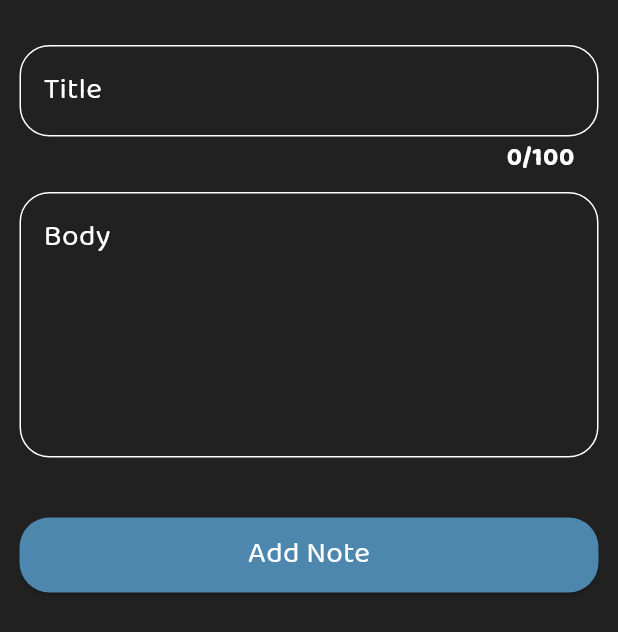
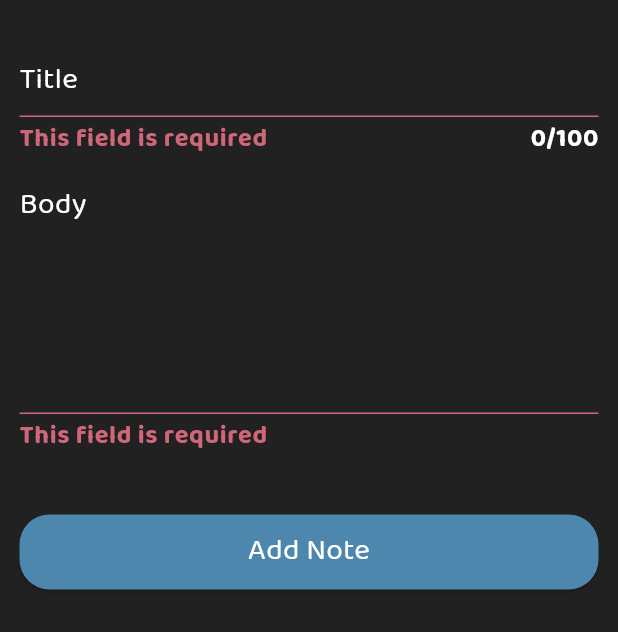
Before and after one commit to Zakarya-Jawish/dawwen, a Flutter app: the AddNoteBottomSheet widget shown alone on an empty page, opened directly, after a tap on "Add Note", on a phone screen of 412 x 824 dp. Shown: the top 632 px of the screen. Run offline on Flutter 3.47's test engine with Material 3 defaults, Android fonts, the light colour scheme and no system bars; our stand-ins replace hive, hive_flutter, lottie; accounts and stored records are empty.

Commit message:
create add note form - validate user input

```diff
--- a/lib/main.dart
+++ b/lib/main.dart
@@ -9,8 +9,8 @@
 import 'views/note_view.dart';
 
 void main() async {
-  await Hive.initFlutter();
-  await Hive.openBox(kNoteBox);
+  // await Hive.initFlutter();
+  // await Hive.openBox(kNoteBox);
 
   runApp(const DawwenApp());
 }
--- a/lib/views/edit_note_view.dart
+++ b/lib/views/edit_note_view.dart
@@ -1,5 +1,5 @@
 import 'package:dawwen_app/widgets/custom_appbar.dart';
-import 'package:dawwen_app/widgets/custom_text_feild.dart';
+import 'package:dawwen_app/widgets/custom_text_form_feild.dart';
 import 'package:flutter/material.dart';
 
 class EditNoteView extends StatelessWidget {
--- a/lib/widgets/add_note_bottom_sheet.dart
+++ b/lib/widgets/add_note_bottom_sheet.dart
@@ -1,7 +1,6 @@
-import 'package:dawwen_app/helper/constants.dart';
-import 'package:dawwen_app/widgets/custom_button.dart';
-import 'package:dawwen_app/widgets/custom_text_feild.dart';
 import 'package:flutter/material.dart';
+
+import 'add_note_form.dart';
 
 class AddNoteBottomSheet extends StatelessWidget {
   const AddNoteBottomSheet({super.key});
@@ -18,26 +17,9 @@
             topRight: Radius.circular(30),
           ),
         ),
-        child: Padding(
-          padding: const EdgeInsets.only(top: 30, right: 13, left: 13),
-          child: Column(
-            mainAxisSize: MainAxisSize.min,
-            children: [
-              const CustomTextFeild(
-                hintText: 'Title',
-                maxLength: 100,
-              ),
-              const SizedBox(height: 10),
-              const CustomTextFeild(hintText: 'Body', maxLine: 5),
-              const SizedBox(height: 40),
-              CustomButton(
-                function: () {},
-                text: 'Add Note',
-                color: kPrimaryColor,
-              ),
-              const SizedBox(height: 40),
-            ],
-          ),
+        child: const Padding(
+          padding: EdgeInsets.only(top: 30, right: 13, left: 13),
+          child: AddNoteForm(),
         ),
       ),
     );
--- /dev/null
+++ b/lib/widgets/add_note_form.dart
@@ -0,0 +1,67 @@
+import 'package:flutter/material.dart';
+
+import '../helper/constants.dart';
+import 'custom_button.dart';
+import 'custom_text_form_feild.dart';
+
+class AddNoteForm extends StatefulWidget {
+  const AddNoteForm({
+    super.key,
+  });
+
+  @override
+  State<AddNoteForm> createState() => _AddNoteFormState();
+}
+
+class _AddNoteFormState extends State<AddNoteForm> {
+  final GlobalKey<FormState> formKey = GlobalKey();
+  AutovalidateMode autovalidateMode = AutovalidateMode.disabled;
+
+  final TextEditingController titleController = TextEditingController();
+  final TextEditingController bodyController = TextEditingController();
+
+  @override
+  Widget build(BuildContext context) {
+    return Form(
+      key: formKey,
+      autovalidateMode: autovalidateMode,
+      child: Column(
+        mainAxisSize: MainAxisSize.min,
+        children: [
+          CustomTextFeild(
+            hintText: 'Title',
+            maxLength: 100,
+            controller: titleController,
+          ),
+          const SizedBox(height: 10),
+          CustomTextFeild(
+            hintText: 'Body',
+            maxLine: 5,
+            controller: bodyController,
+          ),
+          const SizedBox(height: 40),
+          CustomButton(
+            text: 'Add Note',
+            color: kPrimaryColor,
+            function: () {
+              if (formKey.currentState!.validate()) {
+                formKey.currentState!.save();
+              } else {
+                autovalidateMode = AutovalidateMode.always;
+                setState(() {});
+              }
+            },
+          ),
+          const SizedBox(height: 40),
+        ],
+      ),
+    );
+  }
+
+  @override
+  void dispose() {
+    titleController.dispose();
+    bodyController.dispose();
+    super.dispose();
+  }
+}
--- a/lib/widgets/custom_text_feild.dart
+++ b/lib/widgets/custom_text_form_feild.dart
@@ -3,16 +3,30 @@
 import 'package:flutter/material.dart';
 
 class CustomTextFeild extends StatelessWidget {
-  const CustomTextFeild(
-      {super.key, this.hintText, this.maxLine, this.maxLength});
+  const CustomTextFeild({
+    super.key,
+    this.hintText,
+    this.maxLine,
+    this.maxLength,
+    this.controller,
+  });
   final String? hintText;
   final int? maxLine;
   final int? maxLength;
+  final TextEditingController? controller;
   @override
   Widget build(BuildContext context) {
-    return TextField(
+    return TextFormField(
       maxLines: maxLine,
       maxLength: maxLength,
+      validator: (data) {
+        if (data == null || data.isEmpty) {
+          //if(data?.isEmpty?? true)
+          return 'This field is required';
+        }
+        return null;
+      },
+      controller: controller,
       style: context.textTheme.bodyMedium,
       decoration: InputDecoration(
         hintText: hintText,
```
